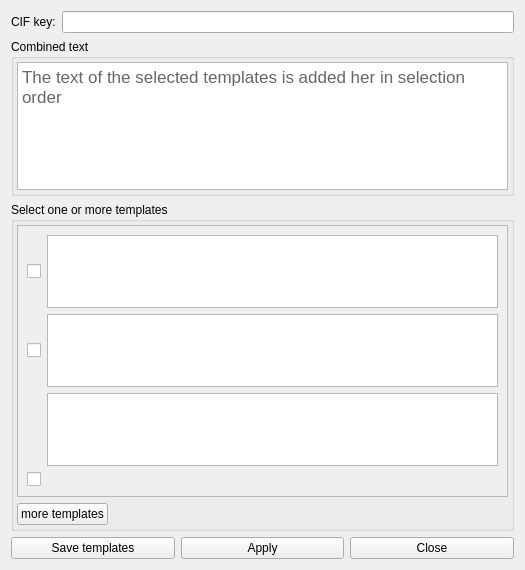
Old version of the form finalcif/gui/text_templates.ui in the repository dkratzert/FinalCif.
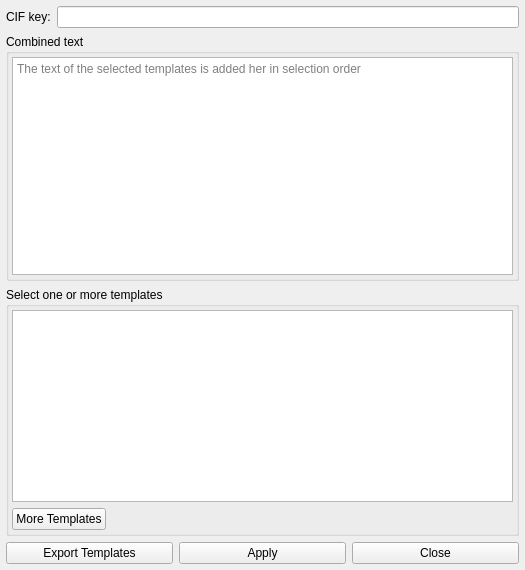
New version of the form.

Commit message: playing with template text editor [no ci]

The edit to the form file:
```diff
--- a/finalcif/gui/text_templates.ui
+++ b/finalcif/gui/text_templates.ui
@@ -14,6 +14,18 @@
    <string>text_templates_window</string>
   </property>
   <layout class="QVBoxLayout" name="verticalLayout_3">
+   <property name="leftMargin">
+    <number>6</number>
+   </property>
+   <property name="topMargin">
+    <number>6</number>
+   </property>
+   <property name="rightMargin">
+    <number>6</number>
+   </property>
+   <property name="bottomMargin">
+    <number>6</number>
+   </property>
    <item>
     <layout class="QHBoxLayout" name="horizontalLayout">
      <item>
@@ -54,13 +66,12 @@
        <number>3</number>
       </property>
       <item>
-       <widget class="QTextEdit" name="textEdit">
-        <property name="html">
-         <string>&lt;!DOCTYPE HTML PUBLIC &quot;-//W3C//DTD HTML 4.0//EN&quot; &quot;http://www.w3.org/TR/REC-html40/strict.dtd&quot;&gt;
-&lt;html&gt;&lt;head&gt;&lt;meta name=&quot;qrichtext&quot; content=&quot;1&quot; /&gt;&lt;style type=&quot;text/css&quot;&gt;
-p, li { white-space: pre-wrap; }
-&lt;/style&gt;&lt;/head&gt;&lt;body style=&quot; font-family:'.AppleSystemUIFont'; font-size:13pt; font-weight:400; font-style:normal;&quot;&gt;
-&lt;p style=&quot; margin-top:0px; margin-bottom:0px; margin-left:0px; margin-right:0px; -qt-block-indent:0; text-indent:0px;&quot;&gt;&lt;span style=&quot; color:#666666;&quot;&gt;The text of the selected templates is added her in selection order&lt;/span&gt;&lt;/p&gt;&lt;/body&gt;&lt;/html&gt;</string>
+       <widget class="QPlainTextEdit" name="plainTextEdit">
+        <property name="backgroundVisible">
+         <bool>false</bool>
+        </property>
+        <property name="placeholderText">
+         <string>The text of the selected templates is added her in selection order</string>
         </property>
        </widget>
       </item>
@@ -86,53 +97,7 @@
        <number>3</number>
       </property>
       <item>
-       <widget class="QScrollArea" name="scrollArea">
-        <property name="widgetResizable">
-         <bool>true</bool>
-        </property>
-        <widget class="QWidget" name="scrollAreaWidgetContents">
-         <property name="geometry">
-          <rect>
-           <x>0</x>
-           <y>0</y>
-           <width>487</width>
-           <height>287</height>
-          </rect>
-         </property>
-         <layout class="QGridLayout" name="gridLayout">
-          <item row="0" column="0">
-           <widget class="QCheckBox" name="checkBox">
-            <property name="text">
-             <string/>
-            </property>
-           </widget>
-          </item>
-          <item row="4" column="0" colspan="2">
-           <widget class="QCheckBox" name="checkBox_4">
-            <property name="text">
-             <string/>
-            </property>
-           </widget>
-          </item>
-          <item row="0" column="1">
-           <widget class="QTextEdit" name="textEdit_2"/>
-          </item>
-          <item row="2" column="0">
-           <widget class="QCheckBox" name="checkBox_3">
-            <property name="text">
-             <string/>
-            </property>
-           </widget>
-          </item>
-          <item row="3" column="1">
-           <widget class="QTextEdit" name="textEdit_5"/>
-          </item>
-          <item row="2" column="1">
-           <widget class="QTextEdit" name="textEdit_4"/>
-          </item>
-         </layout>
-        </widget>
-       </widget>
+       <widget class="QListWidget" name="listWidget"/>
       </item>
       <item>
        <layout class="QVBoxLayout" name="verticalLayout_2">
@@ -145,7 +110,7 @@
            </sizepolicy>
           </property>
           <property name="text">
-           <string>more templates</string>
+           <string>More Templates</string>
           </property>
          </widget>
         </item>
@@ -159,7 +124,7 @@
      <item>
       <widget class="QPushButton" name="pushButton_2">
        <property name="text">
-        <string>Save templates</string>
+        <string>Export Templates</string>
        </property>
       </widget>
      </item>
```
The commit also changes 4 other files.
